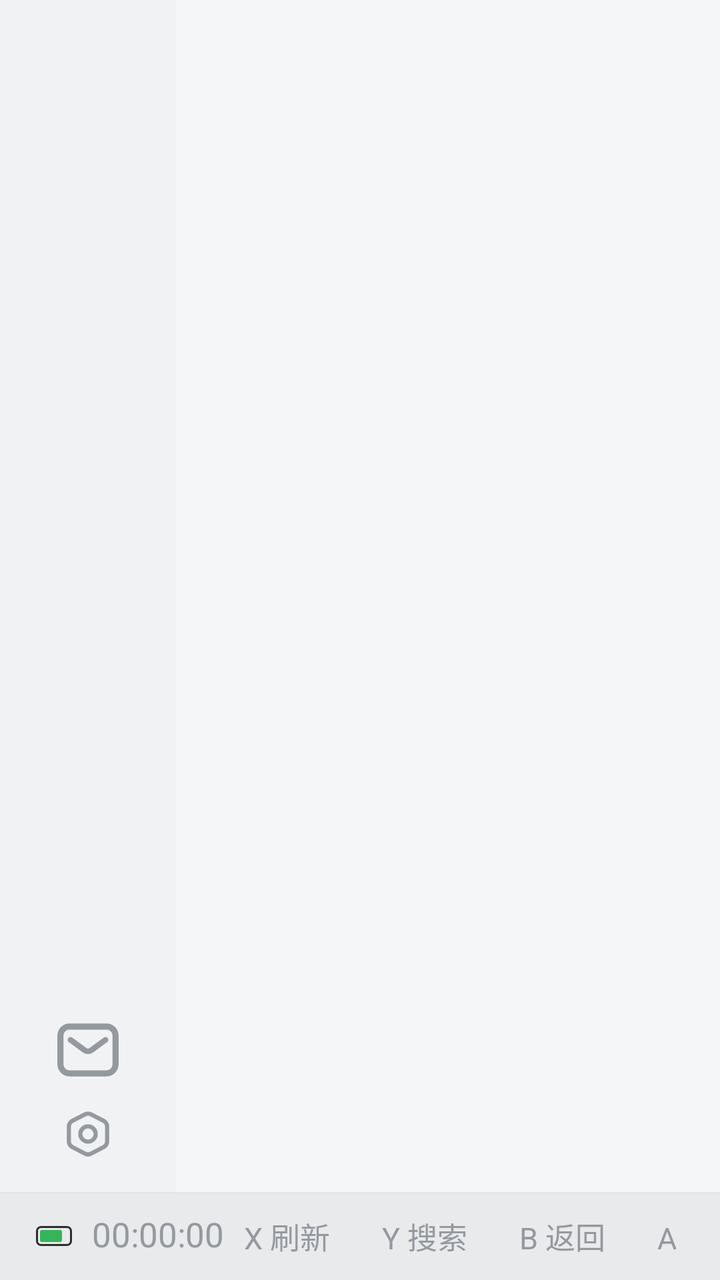
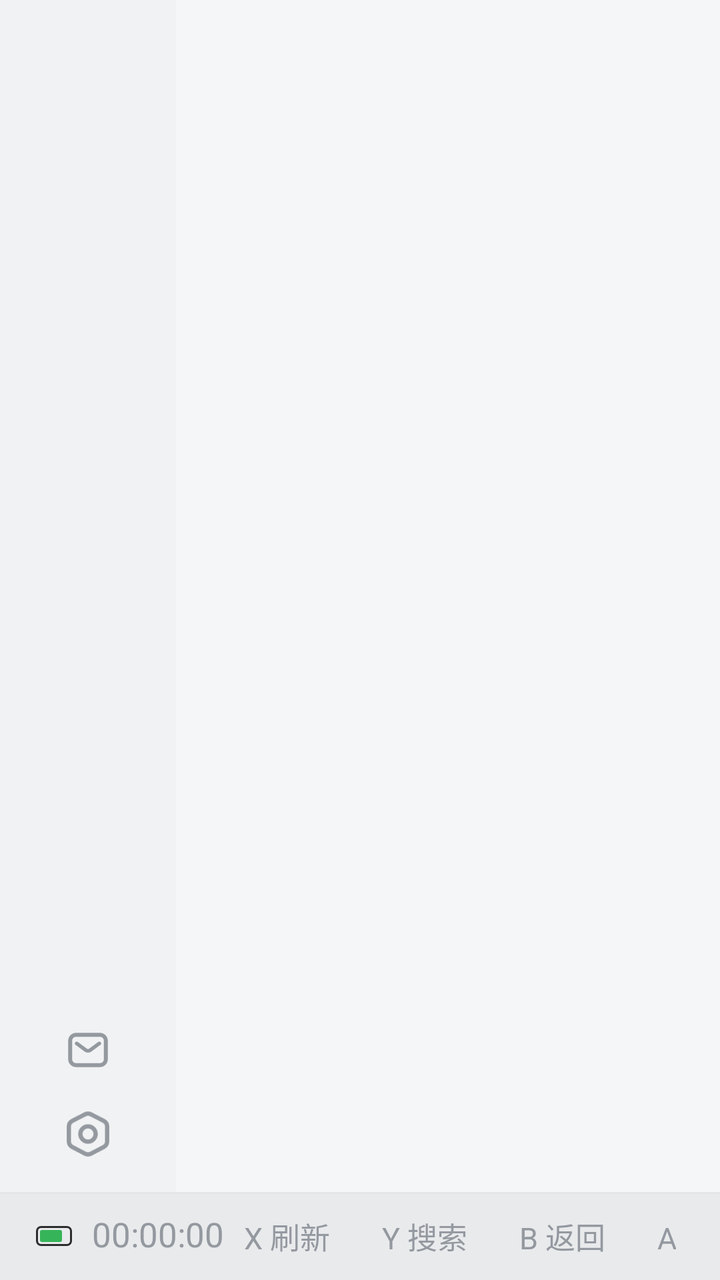

An Android layout rendered at two revisions. The XML below is the earlier revision; the diff shows what the commit changed to produce the second picture.
<!-- AndroidManifest.xml: application theme Theme.Blbl -->
<!-- res/layout/activity_main.xml -->
<?xml version="1.0" encoding="utf-8"?>
<androidx.constraintlayout.widget.ConstraintLayout xmlns:android="http://schemas.android.com/apk/res/android"
    xmlns:app="http://schemas.android.com/apk/res-auto"
    android:layout_width="match_parent"
    android:layout_height="match_parent"
    android:background="?attr/blblPageBackdrop">

    <LinearLayout
        android:id="@+id/sidebar"
        android:layout_width="@dimen/sidebar_width"
        android:layout_height="0dp"
        android:background="@color/blbl_surface_variant_wiliwili_light"
        android:clipChildren="false"
        android:orientation="vertical"
        app:layout_constraintBottom_toTopOf="@id/footer_bar"
        app:layout_constraintStart_toStartOf="parent"
        app:layout_constraintTop_toTopOf="parent">

        <com.google.android.material.imageview.ShapeableImageView
            android:id="@+id/iv_sidebar_user"
            android:layout_width="@dimen/sidebar_user_size"
            android:layout_height="@dimen/sidebar_user_size"
            android:layout_gravity="center_horizontal"
            android:layout_marginTop="@dimen/sidebar_user_margin_top"
            android:clickable="true"
            android:defaultFocusHighlightEnabled="false"
            android:focusable="true"
            android:padding="1dp"
            android:stateListAnimator="@animator/blbl_focus_scale"
            android:visibility="gone"
            android:contentDescription="@string/app_name"
            android:src="@android:drawable/sym_def_app_icon"
            app:shapeAppearanceOverlay="@style/ShapeAppearanceOverlay_Blbl_Circular"
            app:strokeColor="?attr/blblFocusStrokeColor"
            app:strokeWidth="2dp" />

        <TextView
            android:id="@+id/btn_sidebar_login"
            android:layout_width="@dimen/sidebar_login_size"
            android:layout_height="@dimen/sidebar_login_size"
            android:layout_gravity="center_horizontal"
            android:layout_marginTop="@dimen/sidebar_login_margin_top"
            android:clickable="true"
            android:focusable="true"
            android:gravity="center"
            android:includeFontPadding="false"
            android:stateListAnimator="@animator/blbl_focus_scale"
            android:text="@string/sidebar_login"
            android:textColor="?attr/blblOnPageBackdrop"
            android:textSize="@dimen/sidebar_login_text_size"
            android:visibility="gone"
            android:background="@drawable/blbl_login_circle_bg" />

        <androidx.recyclerview.widget.RecyclerView
            android:id="@+id/recycler_sidebar"
            android:layout_width="match_parent"
            android:layout_height="0dp"
            android:layout_marginTop="@dimen/sidebar_nav_margin_top"
            android:layout_weight="1"
            android:clipChildren="false"
            android:clipToPadding="false"
            android:paddingVertical="0dp" />

        <com.google.android.material.card.MaterialCardView
            android:id="@+id/btn_sidebar_inbox"
            android:layout_width="@dimen/sidebar_main_settings_size"
            android:layout_height="@dimen/sidebar_main_settings_size"
            android:layout_gravity="center_horizontal"
            android:layout_marginBottom="8dp"
            android:contentDescription="消息"
            android:clickable="true"
            android:focusable="true"
            android:stateListAnimator="@animator/blbl_focus_scale"
            android:padding="@dimen/sidebar_main_settings_padding"
            app:cardBackgroundColor="@android:color/transparent"
            app:cardCornerRadius="10dp"
            app:cardElevation="0dp"
            app:strokeColor="?attr/blblFocusStrokeFocusOnlyColor"
            app:strokeWidth="2dp">

            <ImageView
                android:layout_width="match_parent"
                android:layout_height="match_parent"
                android:contentDescription="@null"
                android:scaleType="fitCenter"
                android:src="@drawable/ic_wiliwili_inbox_centered"
                app:tint="?attr/blblOnPageBackdropSecondary" />
        </com.google.android.material.card.MaterialCardView>

        <com.google.android.material.card.MaterialCardView
            android:id="@+id/btn_sidebar_settings"
            android:layout_width="@dimen/sidebar_main_settings_size"
            android:layout_height="@dimen/sidebar_main_settings_size"
            android:layout_gravity="center_horizontal"
            android:layout_marginBottom="@dimen/sidebar_settings_margin_bottom"
            android:contentDescription="@string/tab_settings"
            android:clickable="true"
            android:focusable="true"
            android:stateListAnimator="@animator/blbl_focus_scale"
            android:padding="@dimen/sidebar_main_settings_padding"
            app:cardBackgroundColor="@android:color/transparent"
            app:cardCornerRadius="10dp"
            app:cardElevation="0dp"
            app:strokeColor="?attr/blblFocusStrokeFocusOnlyColor"
            app:strokeWidth="2dp">

            <ImageView
                android:layout_width="match_parent"
                android:layout_height="match_parent"
                android:contentDescription="@null"
                android:scaleType="fitCenter"
                android:src="@drawable/wiliwili_ico_setting"
                app:tint="?attr/blblOnPageBackdropSecondary" />
        </com.google.android.material.card.MaterialCardView>
    </LinearLayout>

    <FrameLayout
        android:id="@+id/main_container"
        android:layout_width="0dp"
        android:layout_height="0dp"
        android:background="?attr/blblContentBackground"
        app:layout_constraintBottom_toTopOf="@id/footer_bar"
        app:layout_constraintEnd_toEndOf="parent"
        app:layout_constraintStart_toEndOf="@id/sidebar"
        app:layout_constraintTop_toTopOf="parent" />

    <LinearLayout
        android:id="@+id/footer_bar"
        android:layout_width="0dp"
        android:layout_height="44dp"
        android:background="@drawable/bg_wiliwili_footer_light"
        android:gravity="center_vertical"
        android:orientation="horizontal"
        android:paddingStart="18dp"
        android:paddingEnd="22dp"
        app:layout_constraintBottom_toBottomOf="parent"
        app:layout_constraintEnd_toEndOf="parent"
        app:layout_constraintStart_toStartOf="parent">

        <View
            android:layout_width="18dp"
            android:layout_height="10dp"
            android:background="@drawable/bg_wiliwili_battery" />

        <TextClock
            android:id="@+id/footer_clock"
            android:layout_width="wrap_content"
            android:layout_height="wrap_content"
            android:layout_marginStart="10dp"
            android:format12Hour="HH:mm:ss"
            android:format24Hour="HH:mm:ss"
            android:includeFontPadding="false"
            android:textColor="?attr/blblOnPageBackdropSecondary"
            android:textSize="17sp" />

        <View
            android:layout_width="0dp"
            android:layout_height="1dp"
            android:layout_weight="1" />

        <TextView
            android:id="@+id/footer_prev_tab"
            android:layout_width="wrap_content"
            android:layout_height="32dp"
            android:visibility="gone"
            android:background="@drawable/bg_wiliwili_footer_key"
            android:clickable="true"
            android:focusable="true"
            android:gravity="center"
            android:paddingHorizontal="10dp"
            android:text="LA 左Tab"
            android:textColor="?attr/blblOnPageBackdropSecondary"
            android:textSize="15sp" />

        <TextView
            android:id="@+id/footer_next_tab"
            android:layout_width="wrap_content"
            android:layout_height="32dp"
            android:visibility="gone"
            android:layout_marginStart="6dp"
            android:background="@drawable/bg_wiliwili_footer_key"
            android:clickable="true"
            android:focusable="true"
            android:gravity="center"
            android:paddingHorizontal="10dp"
            android:text="RA 右Tab"
            android:textColor="?attr/blblOnPageBackdropSecondary"
            android:textSize="15sp" />

        <TextView
            android:id="@+id/footer_refresh"
            android:layout_width="wrap_content"
            android:layout_height="32dp"
            android:background="@drawable/bg_wiliwili_footer_key"
            android:clickable="true"
            android:focusable="true"
            android:gravity="center"
            android:paddingHorizontal="10dp"
            android:text="X 刷新"
            android:textColor="?attr/blblOnPageBackdropSecondary"
            android:textSize="15sp" />

        <TextView
            android:id="@+id/footer_search"
            android:layout_width="wrap_content"
            android:layout_height="32dp"
            android:layout_marginStart="6dp"
            android:background="@drawable/bg_wiliwili_footer_key"
            android:clickable="true"
            android:focusable="true"
            android:gravity="center"
            android:paddingHorizontal="10dp"
            android:text="Y 搜索"
            android:textColor="?attr/blblOnPageBackdropSecondary"
            android:textSize="15sp" />

        <TextView
            android:id="@+id/footer_back"
            android:layout_width="wrap_content"
            android:layout_height="32dp"
            android:layout_marginStart="6dp"
            android:background="@drawable/bg_wiliwili_footer_key"
            android:clickable="true"
            android:focusable="true"
            android:gravity="center"
            android:paddingHorizontal="10dp"
            android:text="B 返回"
            android:textColor="?attr/blblOnPageBackdropSecondary"
            android:textSize="15sp" />

        <TextView
            android:id="@+id/footer_confirm"
            android:layout_width="wrap_content"
            android:layout_height="32dp"
            android:layout_marginStart="6dp"
            android:background="@drawable/bg_wiliwili_footer_key"
            android:clickable="true"
            android:focusable="true"
            android:gravity="center"
            android:paddingHorizontal="10dp"
            android:text="A 确定"
            android:textColor="?attr/blblOnPageBackdropSecondary"
            android:textSize="15sp" />
    </LinearLayout>

    <include
        android:id="@+id/user_info_overlay"
        layout="@layout/dialog_user_info"
        android:visibility="gone"
        app:layout_constraintBottom_toBottomOf="parent"
        app:layout_constraintEnd_toEndOf="parent"
        app:layout_constraintStart_toStartOf="parent"
        app:layout_constraintTop_toTopOf="parent" />

</androidx.constraintlayout.widget.ConstraintLayout>
<!-- res/layout/dialog_user_info.xml (included above) -->
<?xml version="1.0" encoding="utf-8"?>
<FrameLayout xmlns:android="http://schemas.android.com/apk/res/android"
    xmlns:app="http://schemas.android.com/apk/res-auto"
    android:id="@+id/overlay"
    android:layout_width="match_parent"
    android:layout_height="match_parent"
    android:background="#66000000"
    android:clickable="true"
    android:focusable="true">

    <com.google.android.material.card.MaterialCardView
        android:id="@+id/card"
        android:layout_width="300dp"
        android:layout_height="wrap_content"
        android:layout_gravity="center"
        android:layout_margin="20dp"
        app:cardBackgroundColor="?attr/blblDialogSurface"
        app:cardCornerRadius="16dp"
        app:cardUseCompatPadding="true">

        <LinearLayout
            android:id="@+id/content"
            android:layout_width="match_parent"
            android:layout_height="wrap_content"
            android:clipChildren="false"
            android:clipToPadding="false"
            android:orientation="vertical"
            android:padding="16dp">

            <LinearLayout
                android:layout_width="match_parent"
                android:layout_height="wrap_content"
                android:gravity="center_vertical"
                android:orientation="horizontal">

                <com.google.android.material.imageview.ShapeableImageView
                    android:id="@+id/iv_avatar"
                    android:layout_width="56dp"
                    android:layout_height="56dp"
                    android:contentDescription="@string/app_name"
                    android:src="@android:drawable/sym_def_app_icon"
                    app:shapeAppearanceOverlay="@style/ShapeAppearanceOverlay_Blbl_Circular" />

                <LinearLayout
                    android:layout_width="0dp"
                    android:layout_height="wrap_content"
                    android:layout_marginStart="12dp"
                    android:layout_weight="1"
                    android:orientation="vertical">

                    <TextView
                        android:id="@+id/tv_name"
                        android:layout_width="match_parent"
                        android:layout_height="wrap_content"
                        android:ellipsize="end"
                        android:maxLines="1"
                        android:textColor="?attr/colorOnSurface"
                        android:textSize="16sp"
                        android:textStyle="bold" />

                    <TextView
                        android:id="@+id/tv_mid"
                        android:layout_width="match_parent"
                        android:layout_height="wrap_content"
                        android:layout_marginTop="2dp"
                        android:textColor="?android:attr/textColorSecondary"
                        android:textSize="12sp" />
                </LinearLayout>
            </LinearLayout>

            <LinearLayout
                android:id="@+id/profile_stats_row"
                android:layout_width="match_parent"
                android:layout_height="wrap_content"
                android:layout_marginTop="14dp"
                android:clipChildren="false"
                android:clipToPadding="false"
                android:orientation="horizontal">

                <LinearLayout
                    android:id="@+id/btn_following"
                    android:layout_width="0dp"
                    android:layout_height="wrap_content"
                    android:layout_weight="1"
                    android:background="?attr/blblFocusBgRound"
                    android:clickable="true"
                    android:focusable="true"
                    android:gravity="center_horizontal"
                    android:orientation="vertical"
                    android:paddingVertical="8dp"
                    android:stateListAnimator="@animator/blbl_focus_scale">

                    <TextView
                        android:id="@+id/tv_following"
                        android:layout_width="wrap_content"
                        android:layout_height="wrap_content"
                        android:textColor="?attr/colorOnSurface"
                        android:textSize="16sp"
                        android:textStyle="bold" />

                    <TextView
                        android:id="@+id/tv_following_label"
                        android:layout_width="wrap_content"
                        android:layout_height="wrap_content"
                        android:layout_marginTop="2dp"
                        android:text="@string/label_following"
                        android:textColor="?android:attr/textColorSecondary"
                        android:textSize="12sp" />
                </LinearLayout>

                <LinearLayout
                    android:id="@+id/btn_follower"
                    android:layout_width="0dp"
                    android:layout_height="wrap_content"
                    android:layout_weight="1"
                    android:layout_marginStart="6dp"
                    android:layout_marginEnd="6dp"
                    android:background="?attr/blblFocusBgRound"
                    android:clickable="true"
                    android:focusable="true"
                    android:gravity="center_horizontal"
                    android:orientation="vertical"
                    android:paddingVertical="8dp"
                    android:stateListAnimator="@animator/blbl_focus_scale">

                    <TextView
                        android:id="@+id/tv_follower"
                        android:layout_width="wrap_content"
                        android:layout_height="wrap_content"
                        android:textColor="?attr/colorOnSurface"
                        android:textSize="16sp"
                        android:textStyle="bold" />

                    <TextView
                        android:id="@+id/tv_follower_label"
                        android:layout_width="wrap_content"
                        android:layout_height="wrap_content"
                        android:layout_marginTop="2dp"
                        android:text="@string/label_follower"
                        android:textColor="?android:attr/textColorSecondary"
                        android:textSize="12sp" />
                </LinearLayout>

                <LinearLayout
                    android:layout_width="0dp"
                    android:layout_height="wrap_content"
                    android:layout_weight="1"
                    android:gravity="center_horizontal"
                    android:orientation="vertical">

                    <TextView
                        android:id="@+id/tv_coins"
                        android:layout_width="wrap_content"
                        android:layout_height="wrap_content"
                        android:textColor="?attr/colorOnSurface"
                        android:textSize="16sp"
                        android:textStyle="bold" />

                    <TextView
                        android:id="@+id/tv_coins_label"
                        android:layout_width="wrap_content"
                        android:layout_height="wrap_content"
                        android:layout_marginTop="2dp"
                        android:text="@string/label_coins"
                        android:textColor="?android:attr/textColorSecondary"
                        android:textSize="12sp" />
                </LinearLayout>
            </LinearLayout>

            <LinearLayout
                android:id="@+id/profile_exp_row"
                android:layout_width="match_parent"
                android:layout_height="wrap_content"
                android:layout_marginTop="14dp"
                android:gravity="center_vertical"
                android:orientation="horizontal">

                <TextView
                    android:id="@+id/tv_exp"
                    android:layout_width="0dp"
                    android:layout_height="wrap_content"
                    android:layout_weight="1"
                    android:textColor="?android:attr/textColorSecondary"
                    android:textSize="12sp" />

                <TextView
                    android:id="@+id/tv_level"
                    android:layout_width="wrap_content"
                    android:layout_height="wrap_content"
                    android:textColor="?attr/colorOnSurface"
                    android:textSize="14sp"
                    android:textStyle="bold" />
            </LinearLayout>

            <com.google.android.material.progressindicator.LinearProgressIndicator
                android:id="@+id/progress_exp"
                android:layout_width="match_parent"
                android:layout_height="wrap_content"
                android:layout_marginTop="8dp"
                app:indicatorColor="?attr/blblAccent"
                app:trackColor="?attr/colorSurface" />

            <TextView
                android:id="@+id/btn_switch_account"
                android:layout_width="match_parent"
                android:layout_height="wrap_content"
                android:layout_marginTop="14dp"
                android:background="?attr/blblFocusBgRound"
                android:clickable="true"
                android:focusable="true"
                android:gravity="center"
                android:paddingVertical="10dp"
                android:stateListAnimator="@animator/blbl_focus_scale"
                android:text="@string/action_switch_account"
                android:textColor="?attr/colorOnSurface"
                android:textSize="14sp"
                android:textStyle="bold" />

            <LinearLayout
                android:id="@+id/account_switch_panel"
                android:layout_width="match_parent"
                android:layout_height="wrap_content"
                android:layout_marginTop="14dp"
                android:orientation="vertical"
                android:visibility="gone">

                <LinearLayout
                    android:id="@+id/account_list"
                    android:layout_width="match_parent"
                    android:layout_height="wrap_content"
                    android:layout_marginTop="6dp"
                    android:clipChildren="false"
                    android:clipToPadding="false"
                    android:orientation="vertical" />

                <TextView
                    android:id="@+id/btn_add_account"
                    android:layout_width="match_parent"
                    android:layout_height="wrap_content"
                    android:layout_marginHorizontal="@dimen/focus_safe_padding_h"
                    android:layout_marginTop="8dp"
                    android:background="?attr/blblFocusBgRound"
                    android:clickable="true"
                    android:focusable="true"
                    android:gravity="center"
                    android:paddingVertical="10dp"
                    android:stateListAnimator="@animator/blbl_focus_scale"
                    android:text="@string/action_add_account"
                    android:textColor="?attr/colorOnSurface"
                    android:textSize="14sp"
                    android:textStyle="bold" />
            </LinearLayout>

            <TextView
                android:id="@+id/btn_logout"
                android:layout_width="match_parent"
                android:layout_height="wrap_content"
                android:layout_marginTop="14dp"
                android:background="@drawable/blbl_focus_bg_round_danger"
                android:clickable="true"
                android:focusable="true"
                android:gravity="center"
                android:paddingVertical="10dp"
                android:stateListAnimator="@animator/blbl_focus_scale"
                android:text="@string/action_logout"
                android:textColor="@color/blbl_red"
                android:textSize="14sp"
                android:textStyle="bold" />

            <ProgressBar
                android:id="@+id/pb_loading"
                style="?android:attr/progressBarStyleSmall"
                android:layout_width="wrap_content"
                android:layout_height="wrap_content"
                android:layout_gravity="center_horizontal"
                android:layout_marginTop="16dp"
                android:visibility="gone" />
        </LinearLayout>
    </com.google.android.material.card.MaterialCardView>
</FrameLayout>
<!-- resources referenced by this layout -->
<resources>
  <color name="blbl_red">#FF4D4F</color>
  <color name="blbl_surface_variant_wiliwili_light">#F1F2F3</color>
  <dimen name="focus_safe_padding_h">8dp</dimen>
  <dimen name="sidebar_login_margin_top">12dp</dimen>
  <dimen name="sidebar_login_size">56dp</dimen>
  <dimen name="sidebar_login_text_size">16sp</dimen>
  <dimen name="sidebar_main_settings_padding">4.5dp</dimen>
  <dimen name="sidebar_main_settings_size">34dp</dimen>
  <dimen name="sidebar_nav_margin_top">16dp</dimen>
  <dimen name="sidebar_settings_margin_bottom">12dp</dimen>
  <dimen name="sidebar_user_margin_top">12dp</dimen>
  <dimen name="sidebar_user_size">48dp</dimen>
  <dimen name="sidebar_width">88dp</dimen>
  <!-- drawable bg_wiliwili_footer_light (drawable) -->
  <?xml version="1.0" encoding="utf-8"?>
  <layer-list xmlns:android="http://schemas.android.com/apk/res/android">
      <item>
          <shape android:shape="rectangle">
              <solid android:color="@color/blbl_footer_wiliwili_light" />
          </shape>
      </item>
      <item android:gravity="top" android:height="1dp">
          <shape android:shape="rectangle">
              <solid android:color="@color/blbl_line_wiliwili_light" />
          </shape>
      </item>
  </layer-list>
  <string name="action_add_account">添加帐号</string>
  <string name="action_logout">退出登录</string>
  <string name="action_switch_account">切换帐号</string>
  <string name="app_name">wiliwili POC</string>
  <string name="label_coins">银币</string>
  <string name="label_follower">粉丝</string>
  <string name="label_following">关注</string>
  <string name="sidebar_login">登录</string>
  <string name="tab_settings">设置</string>
  <style name="ShapeAppearanceOverlay_Blbl_Circular">
          <item name="cornerFamily">rounded</item>
          <item name="cornerSize">50%</item>
      </style>
  <style name="Theme.Blbl" parent="Theme.Blbl.Base.WiliWiliLight">
          <item name="blblAccent">@color/blbl_purple</item>
          <item name="blblAccentContainer">@color/blbl_accent_violet_container</item>
          <item name="blblAccentWeak">@color/blbl_accent_violet_weak</item>
          <item name="blblAccentPressed">@color/blbl_accent_violet_pressed</item>
      </style>
  <color name="blbl_accent_wiliwili_container">#33FF6699</color>
  <color name="blbl_accent_wiliwili">#FF6699</color>
  <color name="blbl_accent_wiliwili_weak">#66FF6699</color>
  <color name="blbl_footer_wiliwili_light">#E9EAEC</color>
  <color name="blbl_line_wiliwili_light">#E3E5E7</color>
  <color name="blbl_purple">#8A2BE2</color>
  <color name="blbl_accent_violet_container">#338A2BE2</color>
  <color name="blbl_accent_violet_weak">#668A2BE2</color>
  <color name="blbl_accent_violet_pressed">#808A2BE2</color>
  <color name="blbl_surface_wiliwili_light">#FFFFFFFF</color>
  <color name="blbl_text_wiliwili_light">#18191C</color>
  <color name="blbl_bg_wiliwili_light">#F5F6F7</color>
  <color name="blbl_text_secondary_wiliwili_light">#9499A0</color>
  <color name="blbl_accent_wiliwili_pressed">#80FF6699</color>
  <style name="Widget.Blbl.MaterialAlertDialog.Title.Text" parent="MaterialAlertDialog.MaterialComponents.Title.Text">
          <item name="android:textColor">?attr/colorOnSurface</item>
      </style>
  <style name="Widget.Blbl.MaterialAlertDialog.Body.Text" parent="MaterialAlertDialog.MaterialComponents.Body.Text">
          <item name="android:textColor">?android:attr/textColorSecondary</item>
      </style>
  <style name="Widget.Blbl.Dialog.ListView" parent="Widget.AppCompat.ListView">
          <item name="android:listSelector">?attr/blblFocusListSelectorRound</item>
          <item name="android:divider">@android:color/transparent</item>
          <item name="android:dividerHeight">0dp</item>
          <item name="android:cacheColorHint">@android:color/transparent</item>
      </style>
  <!-- unchanged entries left out for length: 13 -->
</resources>

<!-- the commit's change to res/layout/activity_main.xml (unified diff, before → after) -->
@@ -79,8 +79,9 @@
             app:strokeWidth="2dp">
 
             <ImageView
-                android:layout_width="match_parent"
-                android:layout_height="match_parent"
+                android:layout_width="@dimen/sidebar_main_action_icon_size"
+                android:layout_height="@dimen/sidebar_main_action_icon_size"
+                android:layout_gravity="center"
                 android:contentDescription="@null"
                 android:scaleType="fitCenter"
                 android:src="@drawable/ic_wiliwili_inbox_centered"
@@ -97,7 +98,7 @@
             android:clickable="true"
             android:focusable="true"
             android:stateListAnimator="@animator/blbl_focus_scale"
-            android:padding="@dimen/sidebar_main_settings_padding"
+            android:padding="0dp"
             app:cardBackgroundColor="@android:color/transparent"
             app:cardCornerRadius="10dp"
             app:cardElevation="0dp"
@@ -105,8 +106,9 @@
             app:strokeWidth="2dp">
 
             <ImageView
-                android:layout_width="match_parent"
-                android:layout_height="match_parent"
+                android:layout_width="34dp"
+                android:layout_height="34dp"
+                android:layout_gravity="center"
                 android:contentDescription="@null"
                 android:scaleType="fitCenter"
                 android:src="@drawable/wiliwili_ico_setting"
<!-- resource entries referenced after the edit -->
@@ -6,6 +6,7 @@
   <dimen name="sidebar_login_margin_top">12dp</dimen>
   <dimen name="sidebar_login_size">56dp</dimen>
   <dimen name="sidebar_login_text_size">16sp</dimen>
+  <dimen name="sidebar_main_action_icon_size">22dp</dimen>
   <dimen name="sidebar_main_settings_padding">4.5dp</dimen>
   <dimen name="sidebar_main_settings_size">34dp</dimen>
   <dimen name="sidebar_nav_margin_top">16dp</dimen>
